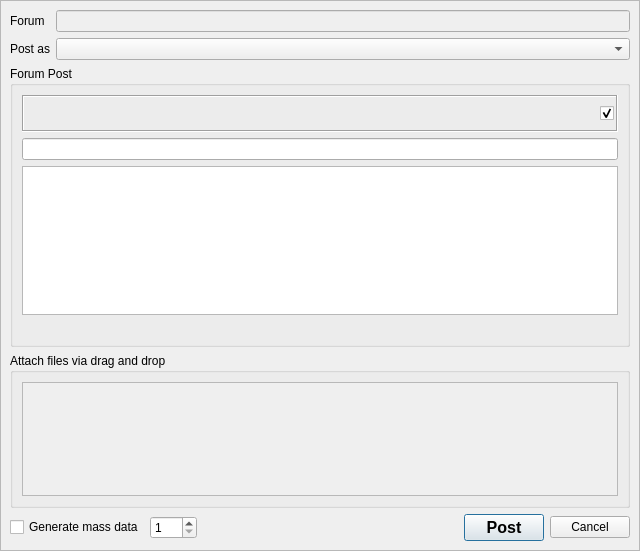
RetroShare/RetroShare, file retroshare-gui/src/gui/gxsforums/CreateGxsForumMsg.ui: the form before one commit.
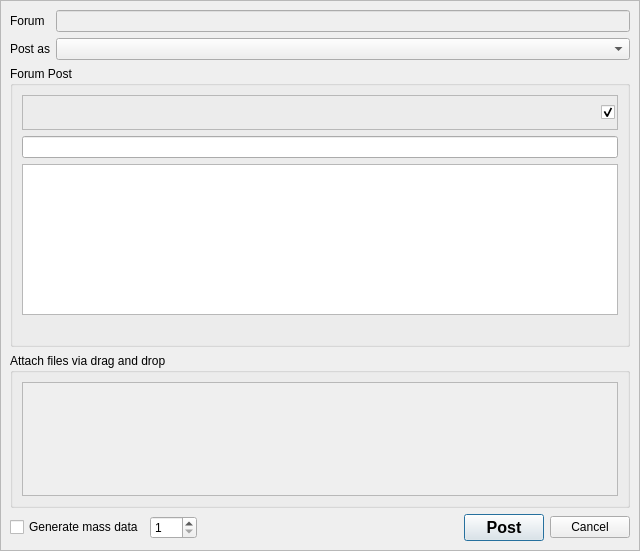
The form after the commit. Icons and pictures are not drawn. Custom widgets are drawn as their Qt base class.

Patch:
```diff
--- a/retroshare-gui/src/gui/gxsforums/CreateGxsForumMsg.ui
+++ b/retroshare-gui/src/gui/gxsforums/CreateGxsForumMsg.ui
@@ -150,10 +150,10 @@
                </size>
               </property>
               <property name="frameShape">
-               <enum>QFrame::Box</enum>
+               <enum>QFrame::StyledPanel</enum>
               </property>
               <property name="frameShadow">
-               <enum>QFrame::Sunken</enum>
+               <enum>QFrame::Raised</enum>
               </property>
               <layout class="QHBoxLayout" name="toolBarFrame_HL">
                <property name="spacing">
```
Left out of the diff: 9 changed lines with no effect on the pictures.
